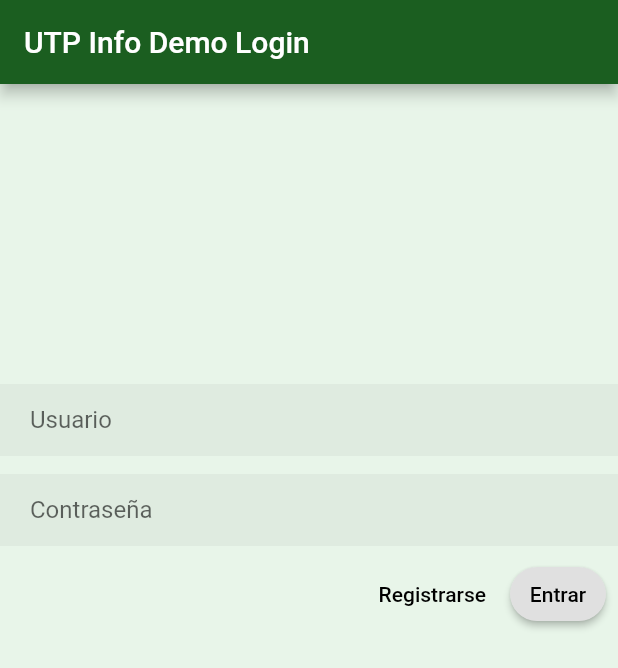
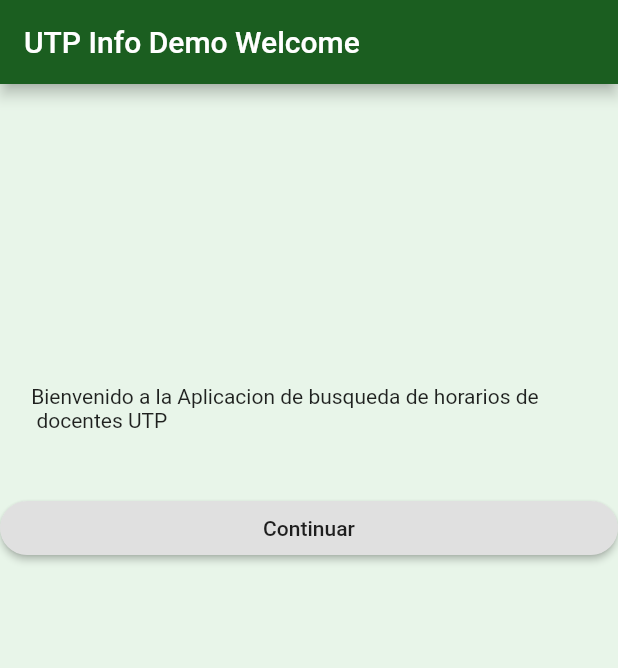
Before and after one commit to lKrayola/utp-info, a Flutter app: the screen it shows after launch, on a phone screen of 412 x 824 dp. Shown: the top 668 px of the screen. Run offline on Flutter 3.47's test engine with Material 2 defaults, Android fonts, the phone set to English and light mode, and no system bars.

Commit message:
welcome page and main route added
basic welcome page with one button that
goes to login page

```diff
--- a/lib/main.dart
+++ b/lib/main.dart
@@ -1,10 +1,12 @@
 //import 'package:flutter/gestures.dart';
 import 'package:flutter/material.dart';
+import 'package:utpinfo/welcome.dart';
 //import 'package:flutter/rendering.dart';
 //import 'dart:io';
 //import 'package:flutter/services.dart';
 import 'login.dart';
 import 'home.dart';
+import 'welcome.dart';
 
 void main() => runApp(MyApp());
 
@@ -16,11 +18,12 @@ class MyApp extends StatelessWidget {
 
     return MaterialApp(
       title: 'UTP Info Demo',
-      home: new Login(),
+      home: new Welcome(),
       //initialRoute: '/',
       routes: {
         '/Login': (context) => new Login(),
         '/Home': (context) => new Home(),
+        '/Welcome': (context) => new Welcome(),
       },
     );
   }
--- /dev/null
+++ b/lib/welcome.dart
@@ -0,0 +1,38 @@
+import 'package:flutter/material.dart';
+
+class Welcome extends StatelessWidget {
+  @override
+  Widget build(BuildContext context) {
+    return Scaffold(
+        backgroundColor: Colors.green[50],
+      appBar: AppBar(
+        title: Text("UTP Info Demo Welcome"),
+        backgroundColor: Colors.green[900],
+      ),
+      body: Center(
+        child: ListView(
+          children: <Widget>[
+            SizedBox(height: 80.0),
+            Column(
+              children: <Widget>[
+              //Icon(Icons.)
+              SizedBox(height:20.0),
+              //Text('Login'),
+              ]
+            ,),
+            SizedBox(height: 100.0),
+            Text("\t\t\t\t\t\tBienvenido a la Aplicacion de busqueda de horarios de \n\t\t\t\t\t\t\tdocentes UTP"),
+            SizedBox(height: 40.0),
+                RaisedButton(
+                  shape: RoundedRectangleBorder(borderRadius: BorderRadius.circular(24)),
+                  child: Text('Continuar'),
+                  onPressed: (){
+                    Navigator.pushNamed(context, '/Login');
+                  }
+                )
+          ],
+        )
+      )
+    );
+  }
+}
```
